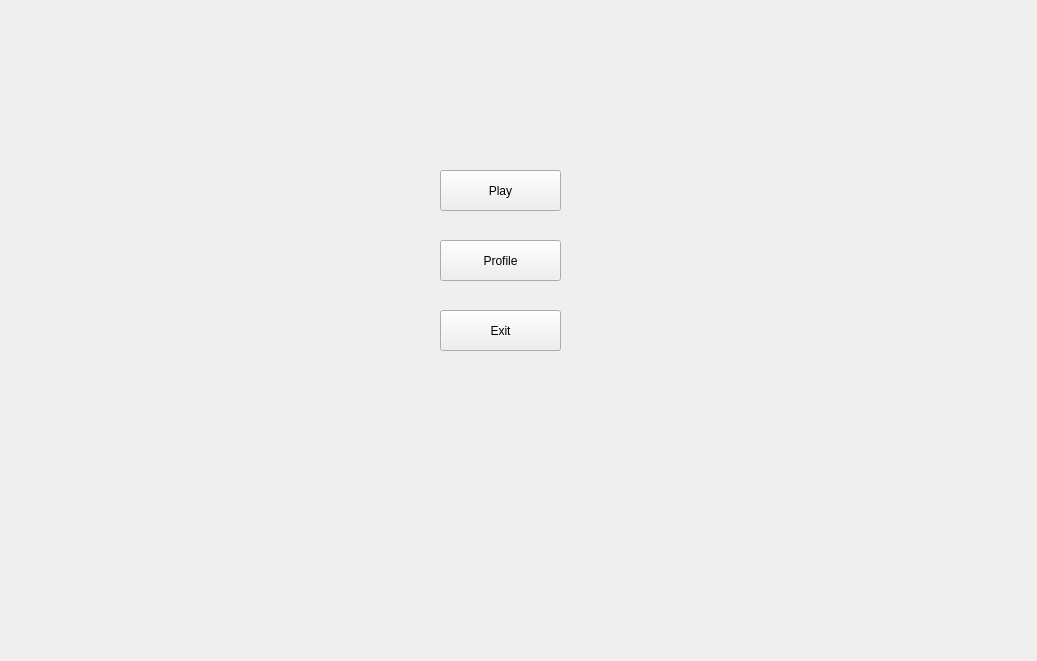
The window that Client/mainmenu.ui (Denisucu1/ProjectModernCpp) describes before a commit, drawn with Qt 5.
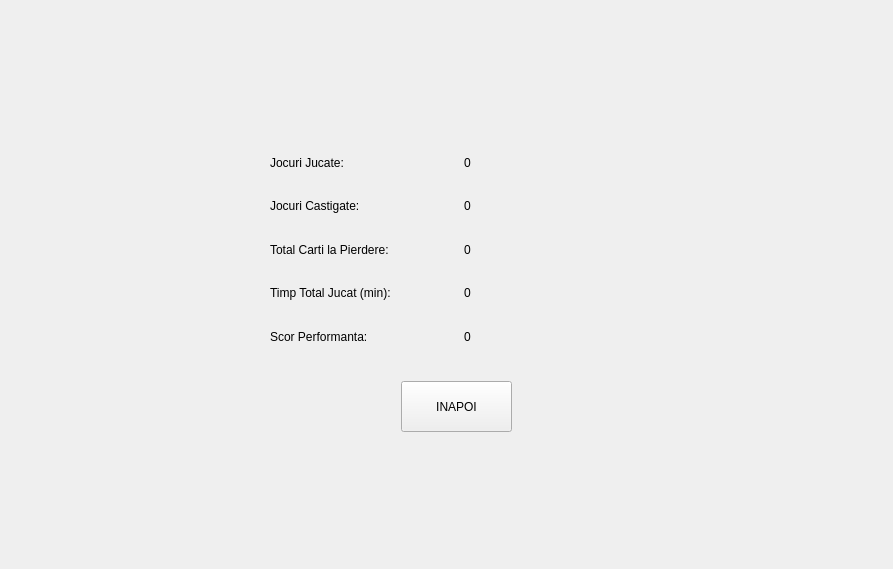
The same window after the commit. The open tabs and pages were chosen to show the change.

Commit message: Use QStackedWidget in MainMenu for profile view

The edit to the form file:
```diff
--- a/Client/mainmenu.ui
+++ b/Client/mainmenu.ui
@@ -6,20 +6,30 @@
    <rect>
     <x>0</x>
     <y>0</y>
-    <width>1037</width>
-    <height>661</height>
+    <width>893</width>
+    <height>569</height>
    </rect>
   </property>
   <property name="windowTitle">
    <string>Form</string>
   </property>
+  <layout class="QGridLayout" name="gridLayout">
+   <item row="0" column="0">
+    <widget class="QStackedWidget" name="stackedWidget">
+     <property name="cursor">
+      <cursorShape>ArrowCursor</cursorShape>
+     </property>
+     <property name="currentIndex">
+      <number>0</number>
+     </property>
+     <widget class="QWidget" name="menuPage">
   <widget class="QPushButton" name="playButton">
    <property name="geometry">
     <rect>
-     <x>440</x>
-     <y>170</y>
-     <width>121</width>
-     <height>41</height>
+         <x>350</x>
+         <y>150</y>
+         <width>151</width>
+         <height>31</height>
     </rect>
    </property>
    <property name="text">
@@ -29,10 +39,10 @@
   <widget class="QPushButton" name="profileButton">
    <property name="geometry">
     <rect>
-     <x>440</x>
-     <y>240</y>
-     <width>121</width>
-     <height>41</height>
+         <x>350</x>
+         <y>210</y>
+         <width>151</width>
+         <height>31</height>
     </rect>
    </property>
    <property name="text">
@@ -42,16 +52,117 @@
   <widget class="QPushButton" name="exitButton">
    <property name="geometry">
     <rect>
-     <x>440</x>
-     <y>310</y>
-     <width>121</width>
-     <height>41</height>
+         <x>350</x>
+         <y>270</y>
+         <width>151</width>
+         <height>31</height>
     </rect>
    </property>
    <property name="text">
     <string>Exit</string>
    </property>
   </widget>
+     </widget>
+     <widget class="QWidget" name="profilePage">
+      <widget class="QWidget" name="gridLayoutWidget">
+       <property name="geometry">
+        <rect>
+         <x>259</x>
+         <y>133</y>
+         <width>381</width>
+         <height>211</height>
+        </rect>
+       </property>
+       <layout class="QGridLayout" name="gridLayout_2">
+        <item row="4" column="0">
+         <widget class="QLabel" name="label_3">
+          <property name="text">
+           <string>Timp Total Jucat (min):</string>
+          </property>
+         </widget>
+        </item>
+        <item row="1" column="0">
+         <widget class="QLabel" name="label">
+          <property name="text">
+           <string>Jocuri Jucate:</string>
+          </property>
+         </widget>
+        </item>
+        <item row="2" column="1">
+         <widget class="QLabel" name="gamesWonLabel">
+          <property name="text">
+           <string>0</string>
+          </property>
+         </widget>
+        </item>
+        <item row="4" column="1">
+         <widget class="QLabel" name="totalTimeLabel">
+          <property name="text">
+           <string>0</string>
+          </property>
+         </widget>
+        </item>
+        <item row="1" column="1">
+         <widget class="QLabel" name="gamesPlayedLabel">
+          <property name="text">
+           <string>0</string>
+          </property>
+         </widget>
+        </item>
+        <item row="3" column="0">
+         <widget class="QLabel" name="label_4">
+          <property name="text">
+           <string>Total Carti la Pierdere:</string>
+          </property>
+         </widget>
+        </item>
+        <item row="2" column="0">
+         <widget class="QLabel" name="label_2">
+          <property name="text">
+           <string>Jocuri Castigate:</string>
+          </property>
+         </widget>
+        </item>
+        <item row="3" column="1">
+         <widget class="QLabel" name="cardsAtLossLabel">
+          <property name="text">
+           <string>0</string>
+          </property>
+         </widget>
+        </item>
+        <item row="5" column="0">
+         <widget class="QLabel" name="label_6">
+          <property name="text">
+           <string>Scor Performanta:</string>
+          </property>
+         </widget>
+        </item>
+        <item row="5" column="1">
+         <widget class="QLabel" name="performanceScoreLabel">
+          <property name="text">
+           <string>0</string>
+          </property>
+         </widget>
+        </item>
+       </layout>
+      </widget>
+      <widget class="QPushButton" name="backButton">
+       <property name="geometry">
+        <rect>
+         <x>390</x>
+         <y>370</y>
+         <width>111</width>
+         <height>51</height>
+        </rect>
+       </property>
+       <property name="text">
+        <string>INAPOI</string>
+       </property>
+      </widget>
+     </widget>
+    </widget>
+   </item>
+  </layout>
  </widget>
  <resources/>
  <connections/>
```
Lines whose indentation alone changed are shown as unchanged. The commit also changes 5 other files.
